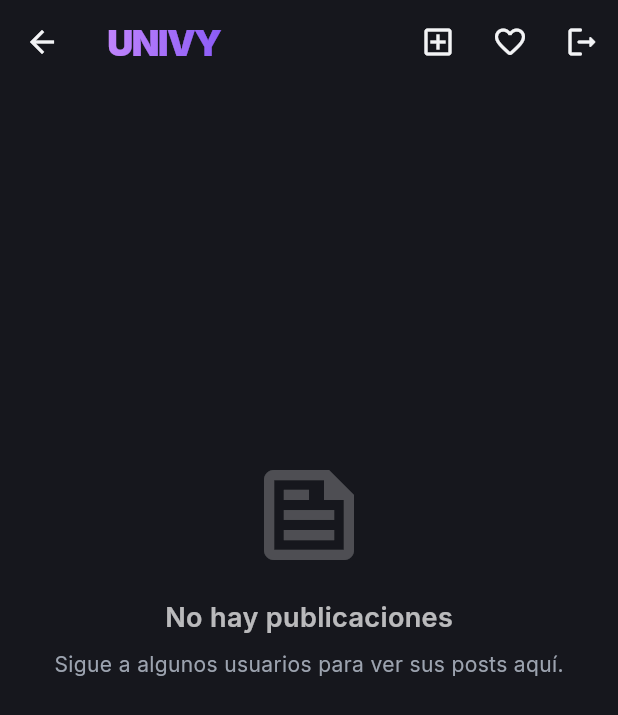
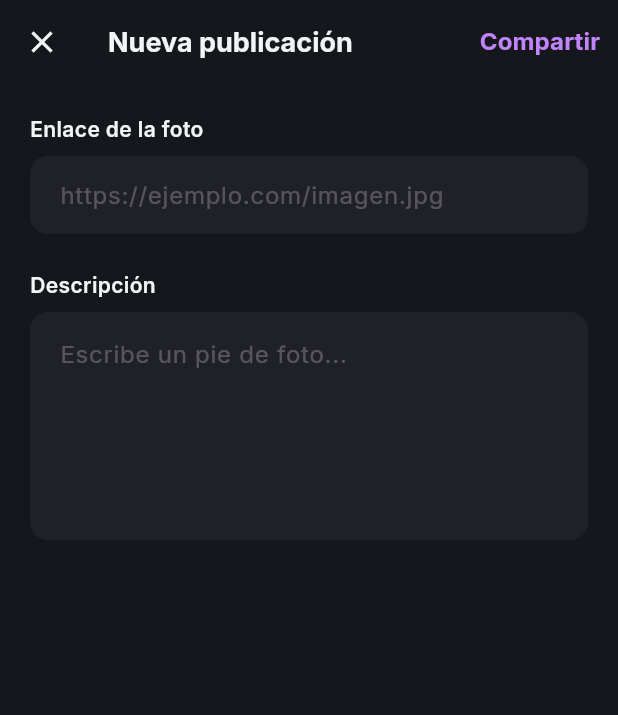
Before and after one commit to bictorp/EA_APP_G5, a Flutter app: the HomeScreen screen opened directly, after a tap on the "add box" icon, on a phone screen of 412 x 824 dp. Shown: the top 715 px of the screen. Run offline on Flutter 3.47's test engine with Material 3 defaults, Android fonts, the phone set to English and light mode, and no system bars; our stand-ins replace dio, flutter_secure_storage, get, google_fonts, jwt_decoder; accounts and stored records are empty; network calls fail.

Commit message:
photo upload

```diff
--- a/lib/main.dart
+++ b/lib/main.dart
@@ -4,6 +4,7 @@ import 'theme/app_theme.dart';
 import 'screens/login_screen.dart';
 import 'screens/register_screen.dart';
 import 'screens/main_screen.dart';
+import 'screens/create_post_screen.dart';
 import 'services/auth_service.dart';
 
 void main() async {
@@ -32,6 +33,7 @@ class MyApp extends StatelessWidget {
         GetPage(name: '/login', page: () => const LoginScreen()),
         GetPage(name: '/register', page: () => const RegisterScreen()),
         GetPage(name: '/home', page: () => const MainScreen()),
+        GetPage(name: '/create-post', page: () => const CreatePostScreen()),
       ],
       debugShowCheckedModeBanner: false,
     );
--- /dev/null
+++ b/lib/screens/create_post_screen.dart
@@ -0,0 +1,109 @@
+import 'package:flutter/material.dart';
+import 'package:get/get.dart';
+import 'package:google_fonts/google_fonts.dart';
+import '../constants/app_colors.dart';
+import '../controllers/create_post_controller.dart';
+
+class CreatePostScreen extends StatelessWidget {
+  const CreatePostScreen({super.key});
+
+  @override
+  Widget build(BuildContext context) {
+    final CreatePostController controller = Get.put(CreatePostController());
+
+    return Scaffold(
+      backgroundColor: AppColors.bg,
+      appBar: AppBar(
+        backgroundColor: AppColors.bg,
+        elevation: 0,
+        leading: IconButton(
+          icon: const Icon(Icons.close, color: AppColors.textHeader),
+          onPressed: () => Get.back(),
+        ),
+        title: Text(
+          'Nueva publicación',
+          style: GoogleFonts.inter(
+            color: AppColors.textHeader,
+            fontWeight: FontWeight.bold,
+            fontSize: 18,
+          ),
+        ),
+        actions: [
+          Obx(() => TextButton(
+                onPressed: controller.isLoading.value ? null : () => controller.submitPost(),
+                child: Text(
+                  'Compartir',
+                  style: GoogleFonts.inter(
+                    color: controller.isLoading.value ? Colors.white24 : AppColors.textLink,
+                    fontWeight: FontWeight.bold,
+                    fontSize: 16,
+                  ),
+                ),
+              )),
+        ],
+      ),
+      body: SingleChildScrollView(
+        padding: const EdgeInsets.all(20.0),
+        child: Column(
+          crossAxisAlignment: CrossAxisAlignment.start,
+          children: [
+            Text(
+              'Enlace de la foto',
+              style: GoogleFonts.inter(
+                color: AppColors.textHeader,
+                fontWeight: FontWeight.w600,
+                fontSize: 14,
+              ),
+            ),
+            const SizedBox(height: 8),
+            TextField(
+              controller: controller.urlController,
+              style: GoogleFonts.inter(color: Colors.white),
+              decoration: InputDecoration(
+                hintText: 'https://ejemplo.com/imagen.jpg',
+                hintStyle: GoogleFonts.inter(color: Colors.white24),
+                filled: true,
+                fillColor: AppColors.containerBg,
+                border: OutlineInputBorder(
+                  borderRadius: BorderRadius.circular(12),
+                  borderSide: BorderSide.none,
+                ),
+                contentPadding: const EdgeInsets.symmetric(horizontal: 16, vertical: 14),
+              ),
+            ),
+            const SizedBox(height: 24),
+            Text(
+              'Descripción',
+              style: GoogleFonts.inter(
+                color: AppColors.textHeader,
+                fontWeight: FontWeight.w600,
+                fontSize: 14,
+              ),
+            ),
+            const SizedBox(height: 8),
+            TextField(
+              controller: controller.captionController,
+              maxLines: 5,
+              style: GoogleFonts.inter(color: Colors.white),
+              decoration: InputDecoration(
+                hintText: 'Escribe un pie de foto...',
+                hintStyle: GoogleFonts.inter(color: Colors.white24),
+                filled: true,
+                fillColor: AppColors.containerBg,
+                border: OutlineInputBorder(
+                  borderRadius: BorderRadius.circular(12),
+                  borderSide: BorderSide.none,
+                ),
+                contentPadding: const EdgeInsets.all(16),
+              ),
+            ),
+            const SizedBox(height: 32),
+            Obx(() => controller.isLoading.value
+                ? const Center(child: CircularProgressIndicator(color: AppColors.textLink))
+                : const SizedBox.shrink()),
+          ],
+        ),
+      ),
+    );
+  }
+}
--- a/lib/screens/home_screen.dart
+++ b/lib/screens/home_screen.dart
@@ -34,7 +34,7 @@ class HomeScreen extends StatelessWidget {
         ),
         actions: [
           IconButton(
-            onPressed: () {},
+            onPressed: () => Get.toNamed('/create-post'),
             icon: const Icon(Icons.add_box_outlined, color: AppColors.textHeader),
           ),
           IconButton(
```
Also changed, not shown: lib/controllers/create_post_controller.dart (added, +68 -0 lines), lib/services/post_service.dart (+19 -0 lines).
